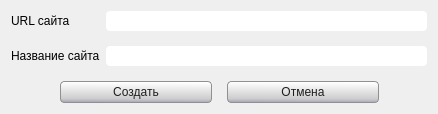
This is view/NewSource.ui in AnyaIliyina/geo as Qt 5 draws it before an edit. The edited form follows.
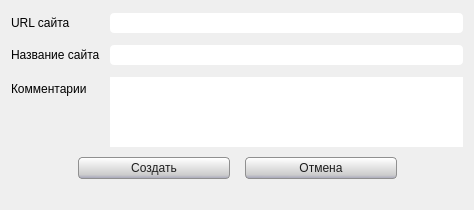
This is the edited form.

```diff
--- a/view/NewSource.ui
+++ b/view/NewSource.ui
@@ -6,20 +6,20 @@
    <rect>
     <x>0</x>
     <y>0</y>
-    <width>438</width>
-    <height>114</height>
+    <width>474</width>
+    <height>210</height>
    </rect>
   </property>
   <property name="minimumSize">
    <size>
     <width>380</width>
-    <height>114</height>
+    <height>210</height>
    </size>
   </property>
   <property name="maximumSize">
    <size>
     <width>500</width>
-    <height>114</height>
+    <height>210</height>
    </size>
   </property>
   <property name="font">
@@ -33,8 +33,11 @@
   <layout class="QGridLayout" name="gridLayout">
    <item row="0" column="0">
     <layout class="QFormLayout" name="formLayout">
+     <property name="horizontalSpacing">
+      <number>10</number>
+     </property>
      <property name="verticalSpacing">
-      <number>15</number>
+      <number>10</number>
      </property>
      <item row="0" column="0">
       <widget class="QLabel" name="label_2">
@@ -96,7 +99,34 @@
        </property>
       </widget>
      </item>
-     <item row="2" column="0" colspan="2">
+     <item row="2" column="0">
+      <widget class="QLabel" name="label_4">
+       <property name="font">
+        <font>
+         <pointsize>9</pointsize>
+        </font>
+       </property>
+       <property name="text">
+        <string>Комментарии</string>
+       </property>
+      </widget>
+     </item>
+     <item row="2" column="1">
+      <widget class="QTextEdit" name="textEdit">
+       <property name="styleSheet">
+        <string notr="true">QTextEdit{
+border-radius:4;
+border-width:1px;
+max-height:70px;
+min-height:70px;
+
+}</string>
+       </property>
+      </widget>
+     </item>
+    </layout>
+   </item>
+   <item row="1" column="0">
       <layout class="QHBoxLayout" name="horizontalLayout">
        <property name="spacing">
         <number>15</number>
@@ -189,7 +219,12 @@
        </item>
       </layout>
      </item>
-    </layout>
+   <item row="2" column="0">
+    <widget class="QLabel" name="lineError">
+     <property name="text">
+      <string/>
+     </property>
+    </widget>
    </item>
   </layout>
  </widget>
```
Left out of the diff: 19 changed lines with no effect on the pictures. Lines whose indentation alone changed are shown as unchanged.
